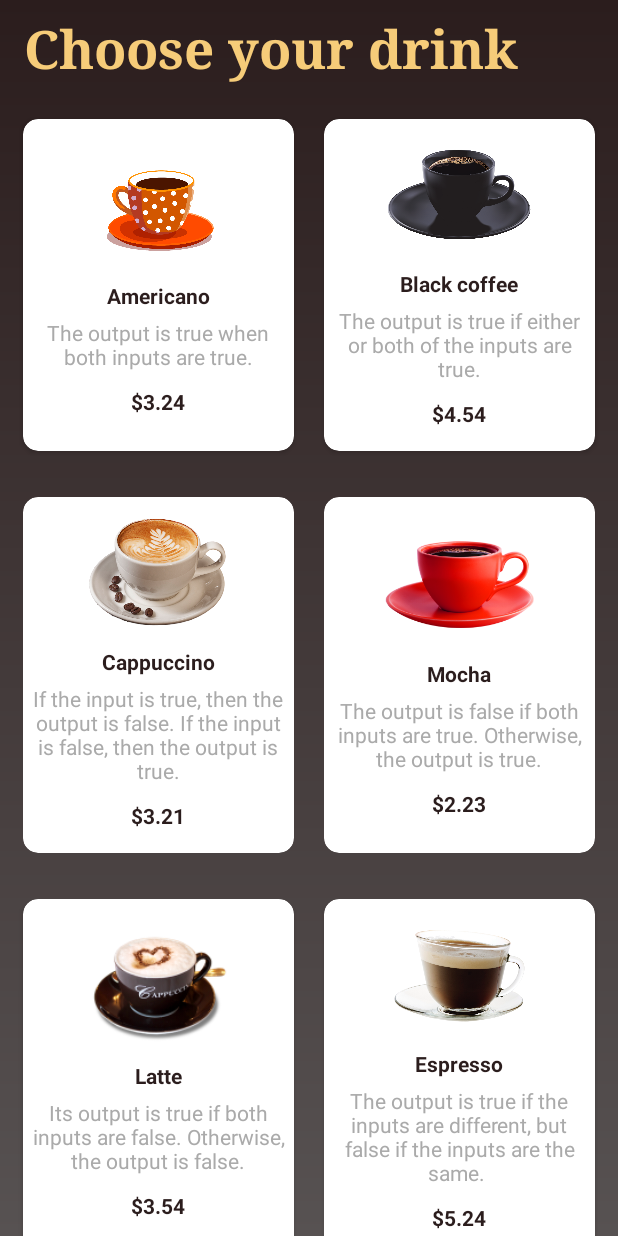
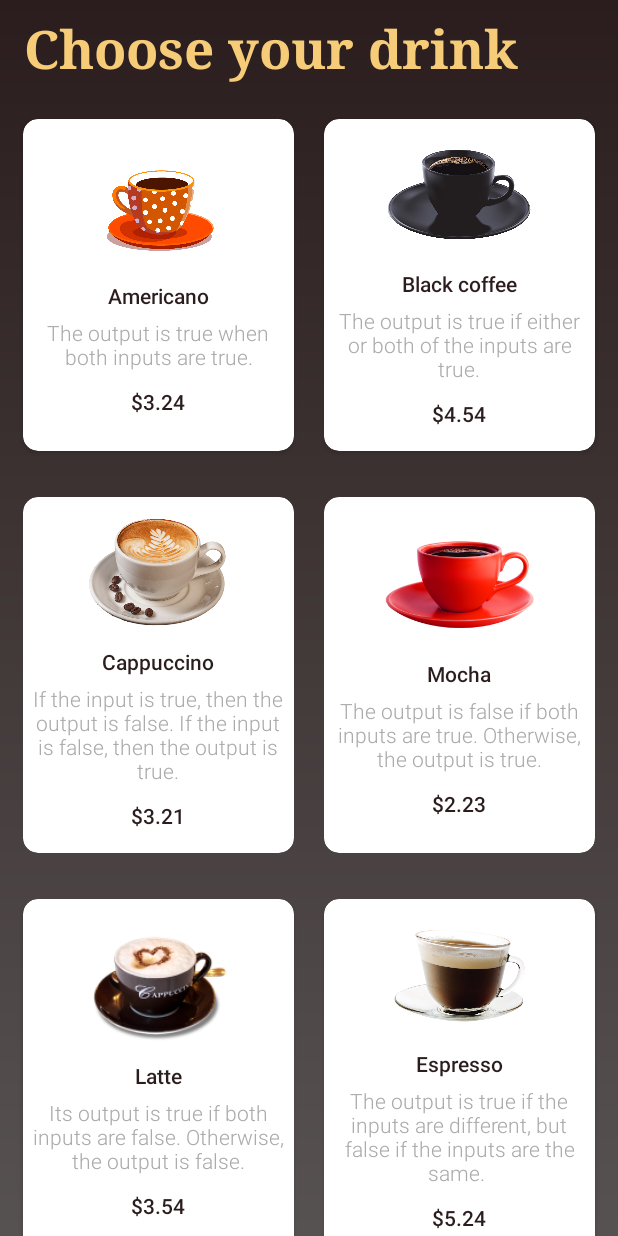
Before and after one commit to CodeWithSouma/Coffee-Order-App, an Android app: the screen it shows after launch (DashBoard), on a phone screen of 412 x 824 dp. Run offline under Robolectric (Android 15) with nearby library versions, the phone set to English and light mode, and no system bars.

Commit message:
change font family

```diff
--- a/app/src/main/res/layout/dashboard.xml
+++ b/app/src/main/res/layout/dashboard.xml
@@ -68,6 +68,7 @@
                             android:layout_height="wrap_content"
                             android:text="@string/americano"
                             android:textColor="@color/coffee_color"
+                            android:fontFamily="sans-serif-light"
                             android:textStyle="bold" />
 
 
@@ -77,6 +78,7 @@
                             android:gravity="center"
                             android:padding="@dimen/description_padding"
                             android:text="The output is true when both inputs are true."
+                            android:fontFamily="sans-serif-light"
                             android:textColor="@android:color/darker_gray" />
 
                         <TextView
@@ -84,6 +86,7 @@
                             android:layout_height="wrap_content"
                             android:layout_marginTop="@dimen/margin_5dp"
                             android:layout_marginBottom="@dimen/margin_15dp"
+                            android:fontFamily="sans-serif-light"
                             android:text="$3.24"
                             android:textColor="@color/coffee_color"
                             android:textStyle="bold" />
@@ -120,6 +123,7 @@
                             android:layout_width="wrap_content"
                             android:layout_height="wrap_content"
                             android:text="@string/black_coffee"
+                            android:fontFamily="sans-serif-light"
                             android:textColor="@color/coffee_color"
                             android:textStyle="bold" />
 
@@ -129,6 +133,7 @@
                             android:layout_height="wrap_content"
                             android:gravity="center"
                             android:padding="@dimen/description_padding"
+                            android:fontFamily="sans-serif-light"
                             android:text="The output is true if either or both of the inputs are true."
                             android:textColor="@android:color/darker_gray" />
 
@@ -138,6 +143,7 @@
                             android:layout_marginTop="@dimen/margin_5dp"
                             android:layout_marginBottom="@dimen/margin_15dp"
                             android:text="$4.54"
+                            android:fontFamily="sans-serif-light"
                             android:textColor="@color/coffee_color"
                             android:textStyle="bold" />
 
@@ -182,6 +188,7 @@
                             android:layout_width="wrap_content"
                             android:layout_height="wrap_content"
                             android:text="@string/cappuccino"
+                            android:fontFamily="sans-serif-light"
                             android:textColor="@color/coffee_color"
                             android:textStyle="bold" />
 
@@ -190,6 +197,7 @@
                             android:layout_width="wrap_content"
                             android:layout_height="wrap_content"
                             android:gravity="center"
+                            android:fontFamily="sans-serif-light"
                             android:padding="@dimen/description_padding"
                             android:text="If the input is true, then the output is false. If the input is false, then the output is true."
                             android:textColor="@android:color/darker_gray" />
@@ -200,6 +208,7 @@
                             android:layout_marginTop="@dimen/margin_5dp"
                             android:layout_marginBottom="@dimen/margin_15dp"
                             android:text="$3.21"
+                            android:fontFamily="sans-serif-light"
                             android:textColor="@color/coffee_color"
                             android:textStyle="bold" />
 
@@ -236,6 +245,7 @@
                             android:layout_height="wrap_content"
                             android:text="@string/mocha"
                             android:textColor="@color/coffee_color"
+                            android:fontFamily="sans-serif-light"
                             android:textStyle="bold" />
 
 
@@ -244,6 +254,7 @@
                             android:layout_height="wrap_content"
                             android:gravity="center"
                             android:padding="@dimen/description_padding"
+                            android:fontFamily="sans-serif-light"
                             android:text="The output is false if both inputs are true. Otherwise, the output is true."
                             android:textColor="@android:color/darker_gray" />
 
@@ -252,6 +263,7 @@
                             android:layout_height="wrap_content"
                             android:layout_marginTop="@dimen/margin_5dp"
                             android:layout_marginBottom="@dimen/margin_15dp"
+                            android:fontFamily="sans-serif-light"
                             android:text="$2.23"
                             android:textColor="@color/coffee_color"
                             android:textStyle="bold" />
@@ -298,6 +310,7 @@
                             android:layout_height="wrap_content"
                             android:text="@string/latte"
                             android:textColor="@color/coffee_color"
+                            android:fontFamily="sans-serif-light"
                             android:textStyle="bold" />
 
 
@@ -307,13 +320,15 @@
                             android:gravity="center"
                             android:padding="@dimen/description_padding"
                             android:text="Its output is true if both inputs are false. Otherwise, the output is false."
-                            android:textColor="@android:color/darker_gray" />
+                            android:textColor="@android:color/darker_gray"
+                            android:fontFamily="sans-serif-light" />
 
                         <TextView
                             android:layout_width="wrap_content"
                             android:layout_height="wrap_content"
                             android:layout_marginTop="@dimen/margin_5dp"
                             android:layout_marginBottom="@dimen/margin_15dp"
+                            android:fontFamily="sans-serif-light"
                             android:text="$3.54"
                             android:textColor="@color/coffee_color"
                             android:textStyle="bold" />
@@ -350,6 +365,7 @@
                             android:layout_width="wrap_content"
                             android:layout_height="wrap_content"
                             android:text="@string/espresso"
+                            android:fontFamily="sans-serif-light"
                             android:textColor="@color/coffee_color"
                             android:textStyle="bold" />
 
@@ -358,6 +374,7 @@
                             android:layout_width="wrap_content"
                             android:layout_height="wrap_content"
                             android:gravity="center"
+                            android:fontFamily="sans-serif-light"
                             android:padding="@dimen/description_padding"
                             android:text="The output is true if the inputs are different, but false if the inputs are the same. "
                             android:textColor="@android:color/darker_gray" />
@@ -367,13 +384,13 @@
                             android:layout_height="wrap_content"
                             android:layout_marginTop="@dimen/margin_5dp"
                             android:layout_marginBottom="@dimen/margin_15dp"
+                            android:fontFamily="sans-serif-light"
                             android:text="$5.24"
                             android:textColor="@color/coffee_color"
                             android:textStyle="bold" />
                     </LinearLayout>
                 </androidx.cardview.widget.CardView>
             </LinearLayout>
-
         </LinearLayout>
     </LinearLayout>
 
```
